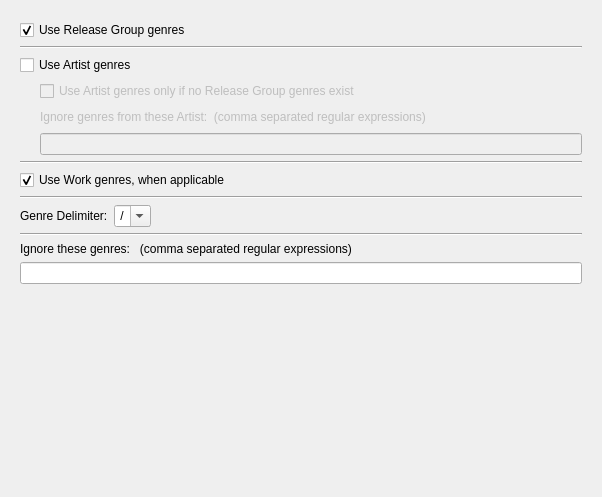
Old version of the form plugins/wikidata/options_wikidata.ui in the repository metabrainz/picard-plugins.
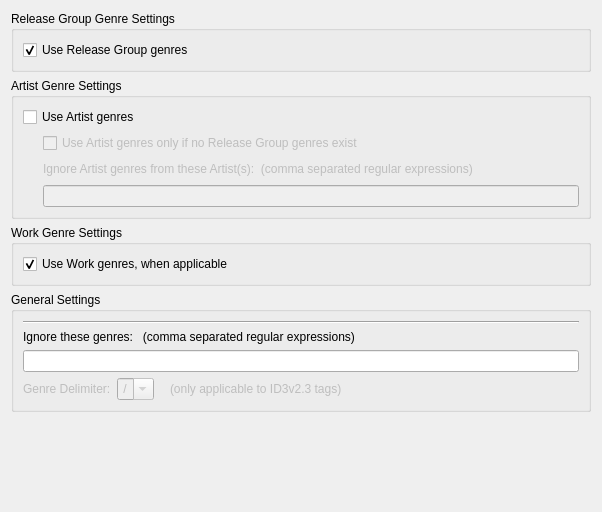
New version of the form.

Commit message:
Disable genre delimiter setting if Tags setting is ID3v24, handle & remove blank delimiter, clean up layout, add cutoffs based on settings
Disable genre delimiter setting if Tags setting is ID3v24
Handle blank delimiters
Remove blank delimiter as an option
Clean up options page layout
Add cutoffs to process_track based on settings, to prevent uneeded MB API calls

What changed in the file:
```diff
--- a/plugins/wikidata/options_wikidata.ui
+++ b/plugins/wikidata/options_wikidata.ui
@@ -7,24 +7,36 @@
     <x>0</x>
     <y>0</y>
     <width>602</width>
-    <height>497</height>
+    <height>512</height>
    </rect>
   </property>
-  <layout class="QVBoxLayout" name="verticalLayout_4">
-   <item>
-    <widget class="QFrame" name="wikidata_vert_layout">
-     <property name="enabled">
-      <bool>true</bool>
-     </property>
-     <property name="sizePolicy">
-      <sizepolicy hsizetype="Expanding" vsizetype="MinimumExpanding">
-       <horstretch>0</horstretch>
-       <verstretch>0</verstretch>
-      </sizepolicy>
-     </property>
      <layout class="QVBoxLayout" name="verticalLayout_2">
       <item>
+    <widget class="QGroupBox" name="groupBox">
+     <property name="enabled">
+      <bool>true</bool>
+     </property>
+     <property name="sizePolicy">
+      <sizepolicy hsizetype="Preferred" vsizetype="Preferred">
+       <horstretch>0</horstretch>
+       <verstretch>0</verstretch>
+      </sizepolicy>
+     </property>
+     <property name="minimumSize">
+      <size>
+       <width>0</width>
+       <height>0</height>
+      </size>
+     </property>
+     <property name="title">
+      <string>Release Group Genre Settings</string>
+     </property>
+     <layout class="QVBoxLayout" name="verticalLayout_4">
+      <item>
        <widget class="QCheckBox" name="use_release_group_genres">
+        <property name="enabled">
+         <bool>true</bool>
+        </property>
         <property name="sizePolicy">
          <sizepolicy hsizetype="Fixed" vsizetype="Fixed">
           <horstretch>0</horstretch>
@@ -39,13 +51,30 @@
         </property>
        </widget>
       </item>
-      <item>
-       <widget class="Line" name="line">
-        <property name="orientation">
-         <enum>Qt::Horizontal</enum>
-        </property>
-       </widget>
-      </item>
+     </layout>
+    </widget>
+   </item>
+   <item>
+    <widget class="QGroupBox" name="groupBox_2">
+     <property name="enabled">
+      <bool>true</bool>
+     </property>
+     <property name="sizePolicy">
+      <sizepolicy hsizetype="Preferred" vsizetype="Preferred">
+       <horstretch>0</horstretch>
+       <verstretch>0</verstretch>
+      </sizepolicy>
+     </property>
+     <property name="minimumSize">
+      <size>
+       <width>0</width>
+       <height>0</height>
+      </size>
+     </property>
+     <property name="title">
+      <string>Artist Genre Settings</string>
+     </property>
+     <layout class="QVBoxLayout" name="verticalLayout_8">
       <item>
        <widget class="QCheckBox" name="use_artist_genres">
         <property name="text">
@@ -125,7 +154,7 @@
            </sizepolicy>
           </property>
           <property name="text">
-           <string>Ignore genres from these Artist:  (comma separated regular expressions)</string>
+           <string>Ignore Artist genres from these Artist(s):  (comma separated regular expressions)</string>
           </property>
          </widget>
         </item>
@@ -158,13 +187,24 @@
         </item>
        </layout>
       </item>
-      <item>
-       <widget class="Line" name="line_2">
-        <property name="orientation">
-         <enum>Qt::Horizontal</enum>
-        </property>
-       </widget>
-      </item>
+     </layout>
+    </widget>
+   </item>
+   <item>
+    <widget class="QGroupBox" name="wikidata_vert_layout">
+     <property name="enabled">
+      <bool>true</bool>
+     </property>
+     <property name="sizePolicy">
+      <sizepolicy hsizetype="Preferred" vsizetype="Preferred">
+       <horstretch>0</horstretch>
+       <verstretch>0</verstretch>
+      </sizepolicy>
+     </property>
+     <property name="title">
+      <string>Work Genre Settings</string>
+     </property>
+     <layout class="QVBoxLayout" name="verticalLayout_3">
       <item>
        <widget class="QCheckBox" name="use_work_genres">
         <property name="text">
@@ -175,19 +215,59 @@
         </property>
        </widget>
       </item>
+     </layout>
+    </widget>
+   </item>
       <item>
-       <widget class="Line" name="line_3">
+    <widget class="QGroupBox" name="groupBox_3">
+     <property name="sizePolicy">
+      <sizepolicy hsizetype="Preferred" vsizetype="Fixed">
+       <horstretch>0</horstretch>
+       <verstretch>0</verstretch>
+      </sizepolicy>
+     </property>
+     <property name="minimumSize">
+      <size>
+       <width>0</width>
+       <height>120</height>
+      </size>
+     </property>
+     <property name="title">
+      <string>General Settings</string>
+     </property>
+     <layout class="QVBoxLayout" name="verticalLayout_9">
+      <item>
+       <layout class="QVBoxLayout" name="verticalLayout">
+        <item>
+         <widget class="Line" name="line_4">
         <property name="orientation">
          <enum>Qt::Horizontal</enum>
         </property>
        </widget>
       </item>
+        <item>
+         <widget class="QLabel" name="ignore_genres_label">
+          <property name="text">
+           <string>Ignore these genres:   (comma separated regular expressions)</string>
+          </property>
+         </widget>
+        </item>
+        <item>
+         <widget class="QLineEdit" name="ignore_these_genres">
+          <property name="sizePolicy">
+           <sizepolicy hsizetype="Expanding" vsizetype="Fixed">
+            <horstretch>0</horstretch>
+            <verstretch>0</verstretch>
+           </sizepolicy>
+          </property>
+         </widget>
+        </item>
       <item>
        <layout class="QHBoxLayout" name="horizontalLayout_5">
         <item>
          <widget class="QLabel" name="genre_delimiter_label">
           <property name="enabled">
-           <bool>true</bool>
+             <bool>false</bool>
           </property>
           <property name="sizePolicy">
            <sizepolicy hsizetype="Minimum" vsizetype="Fixed">
@@ -206,7 +286,7 @@
         <item>
          <widget class="QComboBox" name="genre_delimiter">
           <property name="enabled">
-           <bool>true</bool>
+             <bool>false</bool>
           </property>
           <property name="sizePolicy">
            <sizepolicy hsizetype="Fixed" vsizetype="Fixed">
@@ -255,43 +335,40 @@
            <enum>Qt::Horizontal</enum>
           </property>
           <property name="sizeType">
-           <enum>QSizePolicy::Expanding</enum>
+             <enum>QSizePolicy::Maximum</enum>
           </property>
           <property name="sizeHint" stdset="0">
            <size>
-            <width>150</width>
+              <width>10</width>
             <height>20</height>
            </size>
           </property>
          </spacer>
         </item>
-       </layout>
+          <item>
+           <widget class="QLabel" name="genre_delimiter_note">
+            <property name="enabled">
+             <bool>false</bool>
+            </property>
+            <property name="text">
+             <string>(only applicable to ID3v2.3 tags)</string>
+            </property>
+           </widget>
       </item>
       <item>
-       <layout class="QVBoxLayout" name="verticalLayout">
-        <item>
-         <widget class="Line" name="line_4">
+           <spacer name="horizontalSpacer_5">
           <property name="orientation">
            <enum>Qt::Horizontal</enum>
           </property>
-         </widget>
-        </item>
-        <item>
-         <widget class="QLabel" name="ignore_genres_label">
-          <property name="text">
-           <string>Ignore these genres:   (comma separated regular expressions)</string>
-          </property>
-         </widget>
-        </item>
-        <item>
-         <widget class="QLineEdit" name="ignore_these_genres">
-          <property name="sizePolicy">
-           <sizepolicy hsizetype="Expanding" vsizetype="Fixed">
-            <horstretch>0</horstretch>
-            <verstretch>0</verstretch>
-           </sizepolicy>
-          </property>
-         </widget>
+            <property name="sizeHint" stdset="0">
+             <size>
+              <width>40</width>
+              <height>20</height>
+             </size>
+            </property>
+           </spacer>
+          </item>
+         </layout>
         </item>
        </layout>
       </item>
@@ -307,8 +384,6 @@
      <zorder>verticalLayoutWidget</zorder>
     </widget>
    </item>
-   <item>
-    <layout class="QVBoxLayout" name="verticalLayout_3">
      <item>
       <spacer name="verticalSpacer">
        <property name="orientation">
@@ -321,8 +396,6 @@
         </size>
        </property>
       </spacer>
-     </item>
-    </layout>
    </item>
   </layout>
  </widget>
```
Left out of the diff: 14 changed lines with no effect on the pictures. Lines whose indentation alone changed are shown as unchanged. The commit also changes 2 other files.
